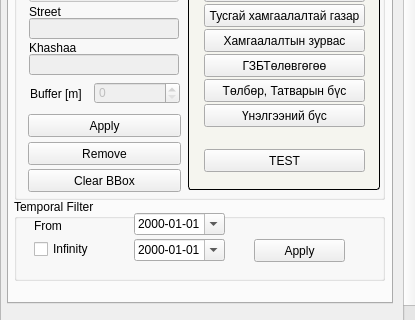
Above: view/NavigatorWidget.ui from teamlm2/lm2_mgis before the change; both pictures show x 0 to 415 and y 288 to 608 of the 415 by 712 pixel window. Below: the same form after it.
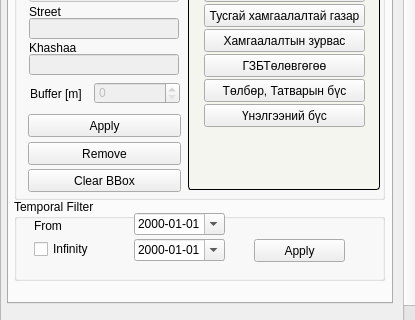
That is the form after the change.

```diff
--- a/view/NavigatorWidget.ui
+++ b/view/NavigatorWidget.ui
@@ -604,19 +604,6 @@
            <string>Үнэлгээний бүс</string>
           </property>
          </widget>
-         <widget class="QPushButton" name="test_button">
-          <property name="geometry">
-           <rect>
-            <x>16</x>
-            <y>260</y>
-            <width>161</width>
-            <height>23</height>
-           </rect>
-          </property>
-          <property name="text">
-           <string>TEST</string>
-          </property>
-         </widget>
         </widget>
        </widget>
        <widget class="QGroupBox" name="groupBox_6">
```
Left out of the diff: 3 changed lines with no effect on the pictures.
